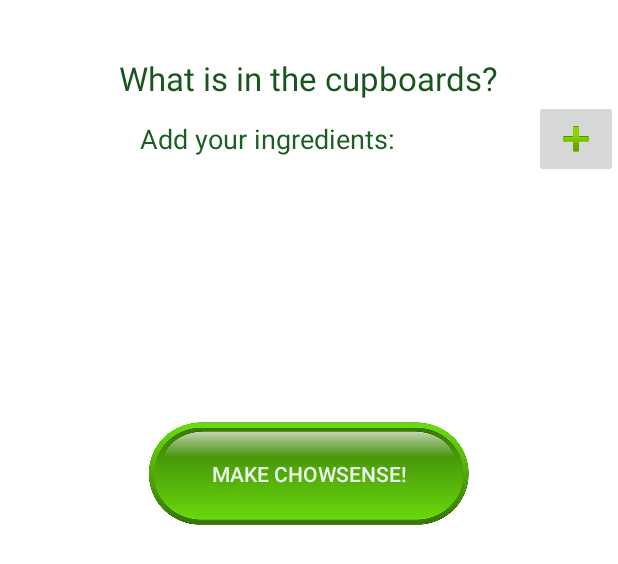
After one commit to KathyLynne/ChowSense, an Android app: the layout fragment_recipe_search.xml on its own in the app's theme, with its tools: preview values and no code run, on a phone screen of 412 x 824 dp. The commit adds this screen. Shown: the top 564 px of the screen. Run offline under Robolectric (Android 15) with nearby library versions, the phone set to English and light mode, and no system bars.

Commit message:
Search Fragment and layout setup.

```diff
--- a/app/src/main/java/com/kathylynne/chowsense/app/DrawerActivity.java
+++ b/app/src/main/java/com/kathylynne/chowsense/app/DrawerActivity.java
@@ -206,7 +206,7 @@ public class DrawerActivity extends ActionBarActivity {
                 fragment = new NavigationFragment();
                 break;
             case 1:
-                //fragment = new AddRecipeFragment();
+                fragment = new RecipeSearchFragment();
                 break;
             case 2:
                 fragment = new AddRecipeFragment();
--- /dev/null
+++ b/app/src/main/res/layout/fragment_recipe_search.xml
@@ -0,0 +1,48 @@
+<RelativeLayout xmlns:android="http://schemas.android.com/apk/res/android"
+                xmlns:tools="http://schemas.android.com/tools"
+                android:layout_width="match_parent"
+                android:layout_height="match_parent"
+                tools:context="com.kathylynne.chowsense.app.RecipeSearchFragment" android:background="#ffffffff">
+
+
+    <ScrollView
+            android:layout_width="match_parent"
+            android:layout_height="match_parent"
+            android:id="@+id/scrollView5" android:clickable="false" android:background="#FFFFFFFF">
+        <LinearLayout
+                android:orientation="vertical"
+                android:layout_width="fill_parent"
+                android:layout_height="wrap_content">
+            <TextView
+                    android:layout_width="wrap_content"
+                    android:layout_height="wrap_content"
+                    android:textAppearance="?android:attr/textAppearanceLarge"
+                    android:text="@string/search_prompt"
+                    android:id="@+id/searchPrompt"
+                    android:layout_marginTop="37dp" android:textColor="#fe19541c"
+                    android:layout_gravity="center_horizontal"/>
+            <LinearLayout android:layout_width="match_parent" android:layout_height="wrap_content"
+                          android:id="@+id/linearLayout2" android:weightSum="1">
+                <TextView android:id="@+id/textView" android:layout_width="0dp" android:layout_height="fill_parent"
+                          android:gravity="center_vertical|center_horizontal" android:text="@string/addIngredientText"
+                          android:textAppearance="?android:attr/textAppearanceMedium" android:layout_weight="1.00"/>
+                <ImageButton android:id="@+id/addSearchTerm" android:layout_width="wrap_content"
+                             android:layout_height="wrap_content" android:contentDescription="@string/btnAdd"
+                             android:onClick="addSearchTerm" android:src="@android:drawable/ic_input_add"/>
+            </LinearLayout>
+            <LinearLayout
+                    android:orientation="vertical"
+                    android:layout_width="fill_parent"
+                    android:layout_height="fill_parent"
+                    android:id="@+id/searchRowPlaceHolder">
+            </LinearLayout>
+            <Button
+                    android:layout_width="wrap_content"
+                    android:layout_height="wrap_content"
+                    android:text="@string/search_btn_text"
+                    android:id="@+id/findRecipesButton"
+                    android:layout_marginTop="144dp" android:background="@drawable/bottom_bar"
+                    android:layout_gravity="bottom|center_horizontal"/>
+        </LinearLayout>
+    </ScrollView>
+</RelativeLayout>
--- a/app/src/main/res/values/strings.xml
+++ b/app/src/main/res/values/strings.xml
@@ -33,6 +33,9 @@
     <string name="drawer_close">Close navigation drawer</string>
     <string name="password_prompt">Password: (must contain at least one Capitol letter and one number)</string>
     <string name="password_confirm">Confirm Password:</string>
+    <string name="search_prompt">What is in the cupboards?</string>
+    <string name="search_btn_text">Make Chowsense!</string>
+
 
     <string-array name="navigation_drawer_items_array">
         <item>Search</item>
@@ -64,7 +67,7 @@
         <item>@android:drawable/ic_menu_info_details</item>
     </array>
 
-    <!--Measurement Spinner Array-->
+    <!-- Measurement Spinner Array -->
     <array name="measurement_array">
         <item>Tsp</item>
         <item>TBSP</item>
@@ -78,10 +81,9 @@
         <item>Pinch</item>
         <item>Quart</item>
         <item>Gallon</item>
-
-
     </array>
     <!-- Content Description -->
     <string name="desc_list_item_icon">Item Icon</string>
+    <string name="hello_blank_fragment">Hello blank fragment</string>
 
 </resources>
```
Also changed, not shown: app/src/main/java/com/kathylynne/chowsense/app/RecipeSearchFragment.java (added, +144 -0 lines), app/src/main/res/layout/search_row.xml (added, +22 -0 lines).
